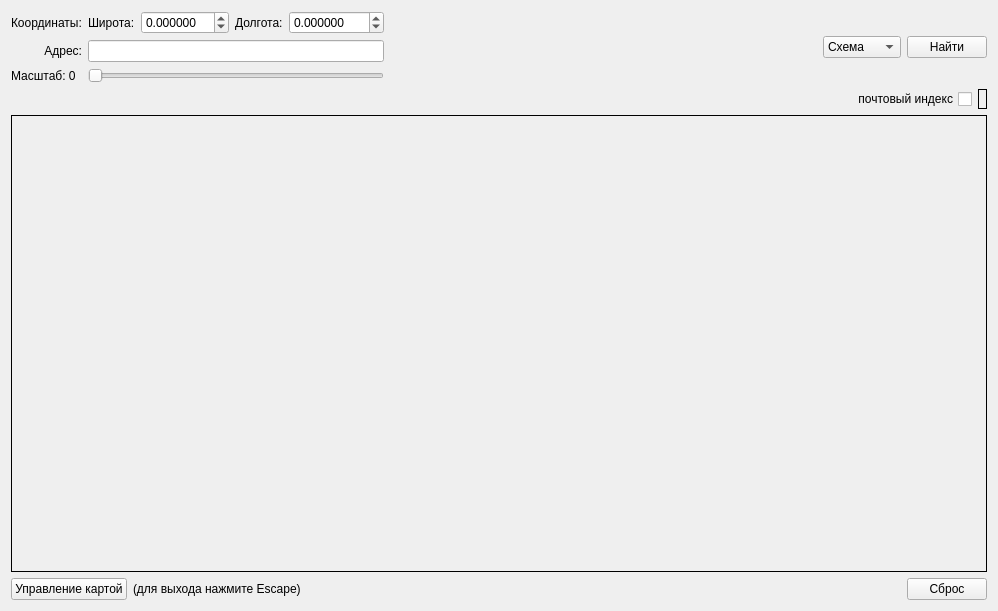
leonidlitvinoff/yandex-maps-project, file Super Project/data/ui-py/mainWindow2.ui: the form before one commit.
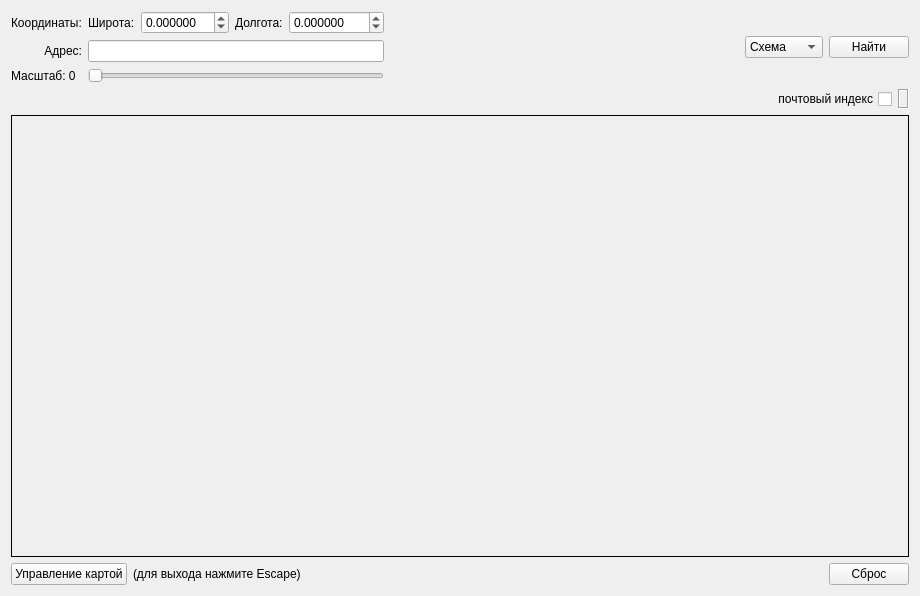
The form after the commit.

Commit message: Fix button post code;

The edit to the form file:
```diff
--- a/Super Project/data/ui-py/mainWindow2.ui
+++ b/Super Project/data/ui-py/mainWindow2.ui
@@ -6,8 +6,8 @@
    <rect>
     <x>0</x>
     <y>0</y>
-    <width>998</width>
-    <height>611</height>
+    <width>920</width>
+    <height>596</height>
    </rect>
   </property>
   <property name="windowTitle">
@@ -44,9 +44,15 @@
        <property name="frameShape">
         <enum>QFrame::Box</enum>
        </property>
+       <property name="frameShadow">
+        <enum>QFrame::Sunken</enum>
+       </property>
        <property name="text">
         <string/>
        </property>
+       <property name="textFormat">
+        <enum>Qt::PlainText</enum>
+       </property>
        <property name="textInteractionFlags">
         <set>Qt::LinksAccessibleByMouse|Qt::TextSelectableByMouse</set>
        </property>
@@ -283,6 +289,9 @@
      <property name="frameShadow">
       <enum>QFrame::Plain</enum>
      </property>
+     <property name="lineWidth">
+      <number>1</number>
+     </property>
      <property name="text">
       <string/>
      </property>
```
The commit also changes 2 other files.
